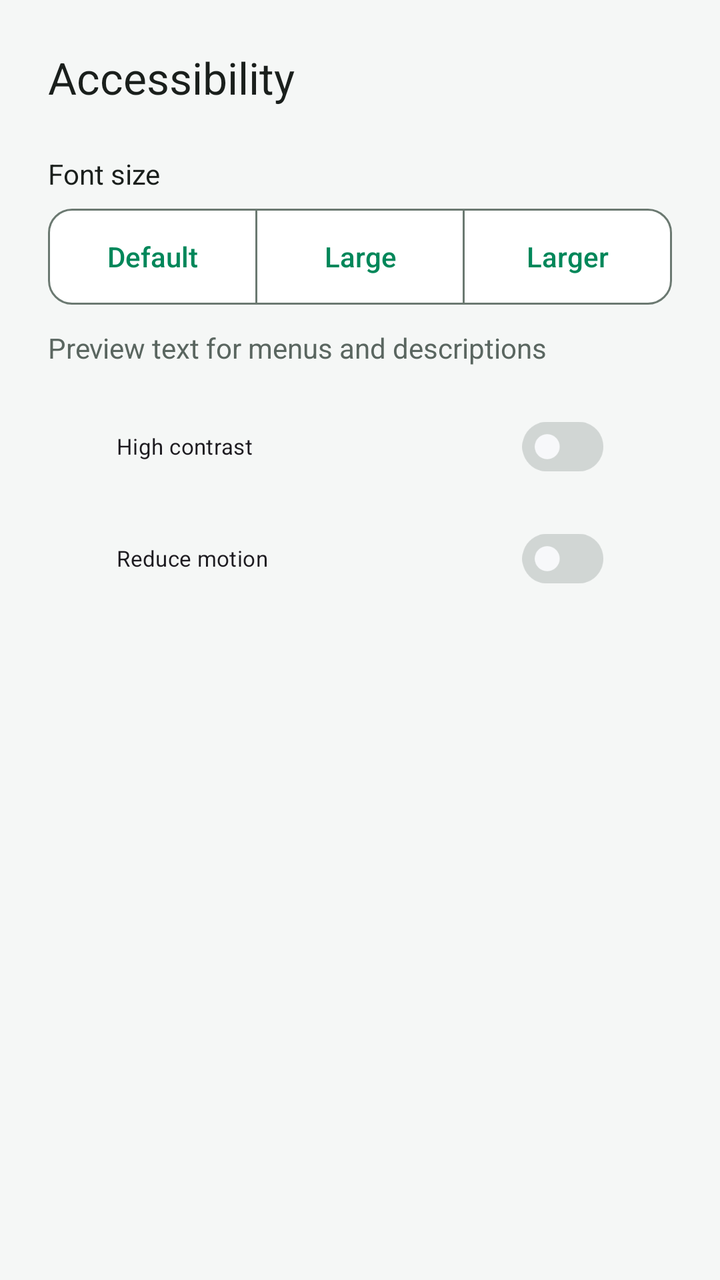
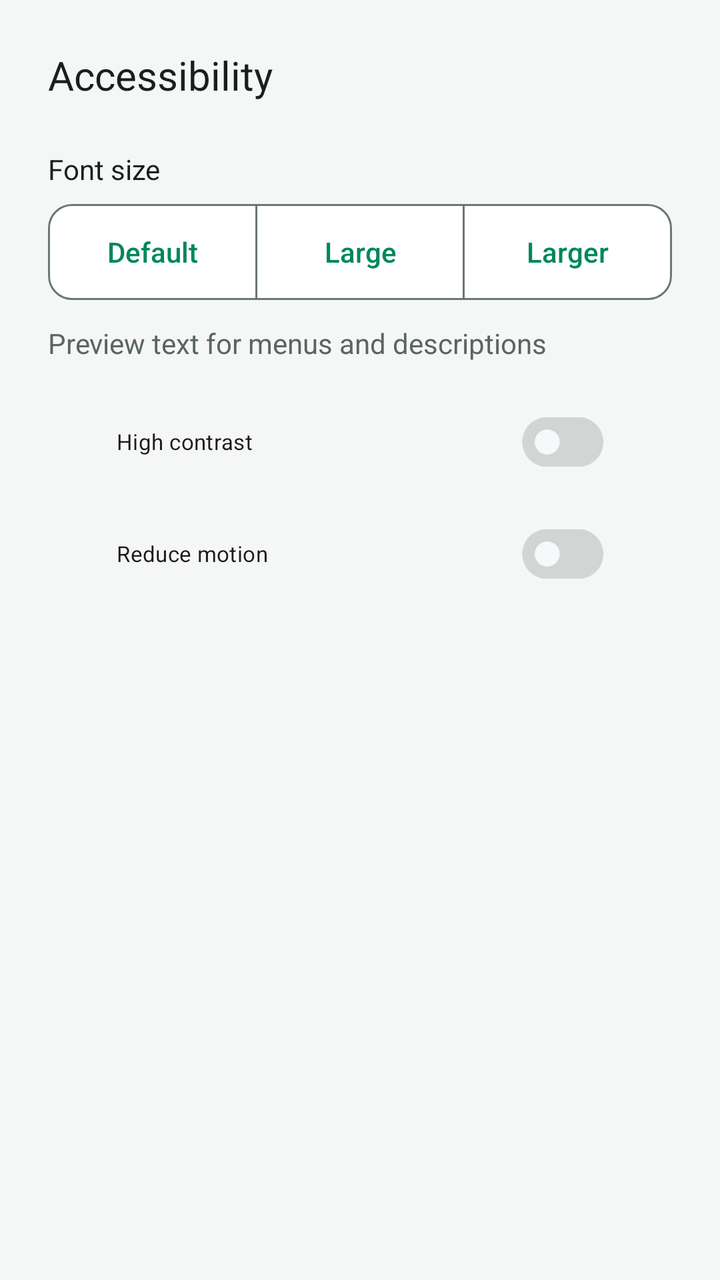

Compare the two renders of this Android layout. The source of the first and the diff that turns it into the second are given below.
<!-- AndroidManifest.xml: application theme Theme.App -->
<!-- res/layout/dialog_accessibility.xml -->
<?xml version="1.0" encoding="utf-8"?>
<androidx.appcompat.widget.LinearLayoutCompat xmlns:android="http://schemas.android.com/apk/res/android"
    xmlns:app="http://schemas.android.com/apk/res-auto"
    android:layout_width="match_parent"
    android:layout_height="wrap_content"
    android:orientation="vertical"
    android:padding="@dimen/ibox_space_5">

    <com.google.android.material.textview.MaterialTextView
        android:layout_width="match_parent"
        android:layout_height="wrap_content"
        android:text="@string/accessibility_title"
        android:textAppearance="@style/TextAppearance.IBox.Toolbar" />

    <com.google.android.material.textview.MaterialTextView
        android:layout_width="match_parent"
        android:layout_height="wrap_content"
        android:layout_marginTop="@dimen/ibox_space_5"
        android:text="@string/accessibility_font_size"
        android:textAppearance="@style/TextAppearance.IBox.Body" />

    <com.google.android.material.button.MaterialButtonToggleGroup
        android:id="@+id/fontSize"
        android:layout_width="match_parent"
        android:layout_height="wrap_content"
        android:layout_marginTop="@dimen/ibox_space_2"
        app:selectionRequired="true"
        app:singleSelection="true">

        <com.google.android.material.button.MaterialButton
            android:id="@+id/fontStandard"
            style="@style/Widget.IBox.Button.Outlined"
            android:layout_width="0dp"
            android:layout_height="48dp"
            android:layout_weight="1"
            android:insetLeft="0dp"
            android:insetRight="0dp"
            android:minWidth="0dp"
            android:paddingStart="4dp"
            android:paddingEnd="4dp"
            android:text="@string/accessibility_font_standard" />

        <com.google.android.material.button.MaterialButton
            android:id="@+id/fontLarge"
            style="@style/Widget.IBox.Button.Outlined"
            android:layout_width="0dp"
            android:layout_height="48dp"
            android:layout_weight="1"
            android:insetLeft="0dp"
            android:insetRight="0dp"
            android:minWidth="0dp"
            android:paddingStart="4dp"
            android:paddingEnd="4dp"
            android:text="@string/accessibility_font_large" />

        <com.google.android.material.button.MaterialButton
            android:id="@+id/fontExtraLarge"
            style="@style/Widget.IBox.Button.Outlined"
            android:layout_width="0dp"
            android:layout_height="48dp"
            android:layout_weight="1"
            android:insetLeft="0dp"
            android:insetRight="0dp"
            android:minWidth="0dp"
            android:paddingStart="4dp"
            android:paddingEnd="4dp"
            android:text="@string/accessibility_font_extra_large" />
    </com.google.android.material.button.MaterialButtonToggleGroup>

    <com.google.android.material.textview.MaterialTextView
        android:id="@+id/preview"
        android:layout_width="match_parent"
        android:layout_height="wrap_content"
        android:layout_marginTop="@dimen/ibox_space_3"
        android:text="@string/accessibility_font_preview"
        android:textColor="?attr/colorOnSurfaceVariant" />

    <com.google.android.material.materialswitch.MaterialSwitch
        android:id="@+id/highContrast"
        android:layout_width="match_parent"
        android:layout_height="48dp"
        android:layout_marginTop="@dimen/ibox_space_4"
        android:text="@string/accessibility_high_contrast" />

    <com.google.android.material.materialswitch.MaterialSwitch
        android:id="@+id/reduceMotion"
        android:layout_width="match_parent"
        android:layout_height="48dp"
        android:layout_marginTop="@dimen/ibox_space_2"
        android:text="@string/accessibility_reduce_motion" />
</androidx.appcompat.widget.LinearLayoutCompat>
<!-- resources referenced by this layout -->
<resources>
  <dimen name="ibox_space_2">8dp</dimen>
  <dimen name="ibox_space_3">12dp</dimen>
  <dimen name="ibox_space_4">16dp</dimen>
  <dimen name="ibox_space_5">24dp</dimen>
  <string name="accessibility_font_extra_large">Larger</string>
  <string name="accessibility_font_large">Large</string>
  <string name="accessibility_font_preview">Preview text for menus and descriptions</string>
  <string name="accessibility_font_size">Font size</string>
  <string name="accessibility_font_standard">Default</string>
  <string name="accessibility_high_contrast">High contrast</string>
  <string name="accessibility_reduce_motion">Reduce motion</string>
  <string name="accessibility_title">Accessibility</string>
  <style name="TextAppearance.IBox.Toolbar" parent="TextAppearance.IBox.PageTitle">
          <item name="android:letterSpacing">0</item>
      </style>
  <style name="Theme.App" parent="Theme.Base" />
  <dimen name="ibox_text_body">14sp</dimen>
  <dimen name="ibox_stroke_thin">1dp</dimen>
  <dimen name="ibox_text_page_title">22sp</dimen>
  <style name="ShapeAppearance.IBox.Card" parent="ShapeAppearance.Material3.MediumComponent">
          <item name="cornerSize">@dimen/ibox_radius_card</item>
      </style>
  <dimen name="ibox_touch_target">48dp</dimen>
  <dimen name="ibox_text_button">14sp</dimen>
  <dimen name="ibox_radius_card">12dp</dimen>
  <color name="ibox_focus">#FFFFFF</color>
  <color name="ibox_on_primary">#FFFFFF</color>
  <color name="ibox_primary">#00875A</color>
  <color name="ibox_primary_container">#D7F2E4</color>
  <color name="ibox_on_primary_container">#00391F</color>
  <color name="ibox_secondary">#4A5B53</color>
  <color name="ibox_surface">#FFFFFF</color>
  <color name="ibox_surface_variant">#EBEFEC</color>
  <color name="ibox_surface_container_low">#F9FAF9</color>
  <color name="ibox_surface_container_high">#E1E7E3</color>
  <color name="ibox_text_primary">#1A1F1C</color>
  <color name="ibox_text_secondary">#5A6660</color>
  <color name="ibox_outline">#7A8880</color>
  <color name="ibox_divider">#E1E7E3</color>
  <color name="ibox_error">#B3261E</color>
  <color name="ibox_error_container">#FFDAD6</color>
  <color name="ibox_on_error_container">#410002</color>
  <style name="Widget.IBox.Button" parent="Widget.IBox.Button.Base" />
  <color name="white_15">#26FFFFFF</color>
  <color name="ibox_surface_container">#F5F7F6</color>
  <style name="ShapeAppearance.IBox.Component" parent="ShapeAppearance.Material3.SmallComponent">
          <item name="cornerSize">@dimen/ibox_radius_small</item>
      </style>
  <style name="Animation.IBox.Dialog.Alert" parent="@android:style/Animation.Dialog">
          <item name="android:windowEnterAnimation">@anim/ibox_dialog_enter</item>
          <item name="android:windowExitAnimation">@anim/ibox_dialog_exit</item>
      </style>
  <style name="ShapeAppearance.IBox.Dialog" parent="ShapeAppearance.Material3.MediumComponent">
          <item name="cornerSize">@dimen/ibox_dialog_radius_mobile</item>
      </style>
  <style name="Animation.IBox.Dialog.BottomSheet" parent="@android:style/Animation.Dialog">
          <item name="android:windowEnterAnimation">@anim/ibox_dialog_enter</item>
          <item name="android:windowExitAnimation">@anim/ibox_dialog_exit</item>
      </style>
  <style name="Widget.IBox.BottomSheet" parent="Widget.Material3.BottomSheet.Modal">
          <item name="android:backgroundTint">@color/ibox_surface</item>
          <item name="shapeAppearance">@style/ShapeAppearance.IBox.BottomSheet</item>
      </style>
  <dimen name="ibox_radius_small">8dp</dimen>
  <dimen name="ibox_dialog_radius_mobile">16dp</dimen>
  <!-- unchanged entries left out for length: 12 -->
</resources>

<!-- the commit's change to res/layout/dialog_accessibility.xml (unified diff, before → after) -->
@@ -4,13 +4,13 @@
     android:layout_width="match_parent"
     android:layout_height="wrap_content"
     android:orientation="vertical"
-    android:padding="@dimen/ibox_space_5">
+    android:padding="@dimen/ibox_dialog_content_padding">
 
     <com.google.android.material.textview.MaterialTextView
         android:layout_width="match_parent"
         android:layout_height="wrap_content"
         android:text="@string/accessibility_title"
-        android:textAppearance="@style/TextAppearance.IBox.Toolbar" />
+        android:textAppearance="@style/TextAppearance.IBox.DialogTitle" />
 
     <com.google.android.material.textview.MaterialTextView
         android:layout_width="match_parent"
<!-- resource entries referenced after the edit -->
@@ -1,5 +1,6 @@
 <!-- resources referenced by this layout -->
 <resources>
+  <dimen name="ibox_dialog_content_padding">24dp</dimen>
   <dimen name="ibox_space_2">8dp</dimen>
   <dimen name="ibox_space_3">12dp</dimen>
   <dimen name="ibox_space_4">16dp</dimen>
@@ -12,11 +13,13 @@
   <string name="accessibility_high_contrast">High contrast</string>
   <string name="accessibility_reduce_motion">Reduce motion</string>
   <string name="accessibility_title">Accessibility</string>
-  <style name="TextAppearance.IBox.Toolbar" parent="TextAppearance.IBox.PageTitle">
+  <style name="TextAppearance.IBox.DialogTitle" parent="TextAppearance.IBox.PageTitle">
           <item name="android:letterSpacing">0</item>
+          <item name="android:textSize">@dimen/ibox_text_dialog_title</item>
       </style>
   <style name="Theme.App" parent="Theme.Base" />
   <dimen name="ibox_text_body">14sp</dimen>
+  <dimen name="ibox_text_dialog_title">20sp</dimen>
   <dimen name="ibox_stroke_thin">1dp</dimen>
   <dimen name="ibox_text_page_title">22sp</dimen>
   <style name="ShapeAppearance.IBox.Card" parent="ShapeAppearance.Material3.MediumComponent">
